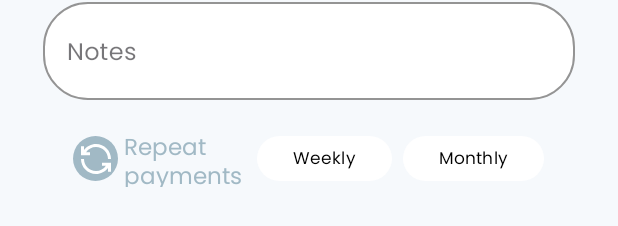
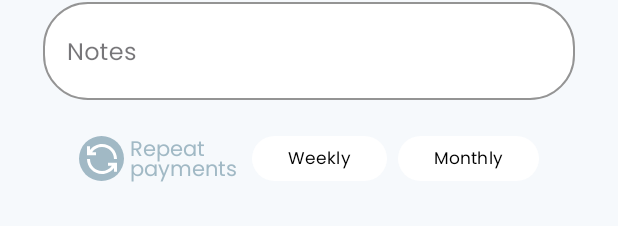
Before and after one commit to aarafrao22/PockIt, an Android app: the layout activity_home.xml on its own in the app's theme, with its tools: preview values and no code run, on a phone screen of 412 x 824 dp. Shown: the part 965-1191 px from the top of the screen. Run offline under Robolectric (Android 15) with nearby library versions, the phone set to English and light mode, and no system bars.

```diff
--- a/app/src/main/java/com/example/pockeitt/database/AppDatabase.kt
+++ b/app/src/main/java/com/example/pockeitt/database/AppDatabase.kt
@@ -5,7 +5,7 @@ import androidx.room.RoomDatabase
 import androidx.room.TypeConverters
 import com.example.pockeitt.models.IncomeExpense
 
-@Database(entities = [IncomeExpense::class], version = 1)
+@Database(entities = [IncomeExpense::class], version = 2)
 @TypeConverters(Converters::class)
 abstract class AppDatabase : RoomDatabase() {
     abstract fun incomeExpenseDao(): IncomeExpenseDao
--- a/app/src/main/java/com/example/pockeitt/database/DatabaseBuilder.kt
+++ b/app/src/main/java/com/example/pockeitt/database/DatabaseBuilder.kt
@@ -20,5 +20,6 @@ object DatabaseBuilder {
             context.applicationContext,
             AppDatabase::class.java,
             "income-expense-database"
-        ).build()
+        ).allowMainThreadQueries()
+            .fallbackToDestructiveMigration().build()
 }
--- a/app/src/main/res/drawable/add_large_line.xml
+++ b/app/src/main/res/drawable/add_large_line.xml
@@ -4,6 +4,6 @@
     android:viewportWidth="16"
     android:viewportHeight="16">
     <path
-        android:pathData="M8.667,7.333L14.667,7.333V8.666L8.667,8.667V14.667H7.333V8.667L1.333,8.667L1.333,7.333L7.333,7.333L7.333,1.334L8.667,1.334L8.667,7.333Z"
-        android:fillColor="#5AC367" />
+        android:fillColor="#5AC367"
+        android:pathData="M8.667,7.333L14.667,7.333V8.666L8.667,8.667V14.667H7.333V8.667L1.333,8.667L1.333,7.333L7.333,7.333L7.333,1.334L8.667,1.334L8.667,7.333Z" />
 </vector>
--- a/app/src/main/res/layout/activity_home.xml
+++ b/app/src/main/res/layout/activity_home.xml
@@ -107,7 +107,22 @@
 
         </com.google.android.material.tabs.TabLayout>
 
+        <com.google.android.material.floatingactionbutton.FloatingActionButton
+            android:id="@+id/floating"
+            android:layout_width="wrap_content"
+            android:layout_height="wrap_content"
+            android:layout_margin="16dp"
+            android:backgroundTint="@color/green"
+            android:contentDescription="TODO"
+            android:src="@drawable/add_large_line"
+            android:tint="@color/white"
+            app:backgroundTint="@color/white"
+            app:layout_constraintBottom_toTopOf="@id/tabLayout"
+            app:layout_constraintEnd_toEndOf="parent"
+            app:layout_constraintStart_toStartOf="parent" />
+
     </androidx.constraintlayout.widget.ConstraintLayout>
+
 
     <include layout="@layout/bottomsheet" />
 
--- a/app/src/main/res/layout/bottomsheet.xml
+++ b/app/src/main/res/layout/bottomsheet.xml
@@ -103,7 +103,7 @@
                 app:placeholderText="@string/expense_name">
 
                 <com.google.android.material.textfield.TextInputEditText
-                    android:id="@+id/ed_expense"
+                    android:id="@+id/ed_name"
                     android:layout_width="match_parent"
                     android:layout_height="match_parent"
                     android:drawableEnd="@drawable/vector"
@@ -239,13 +239,14 @@
                         android:id="@+id/textView2"
                         android:layout_width="0dp"
                         android:layout_height="wrap_content"
-                        android:layout_marginLeft="4dp"
+                        android:layout_marginStart="4dp"
                         android:fontFamily="@font/poppins"
-                        android:lineSpacingExtra="-2sp"
+                        android:includeFontPadding="false"
+                        android:lineSpacingExtra="-6sp"
                         android:text="@string/repeat_payments"
                         android:textAlignment="textStart"
                         android:textColor="@color/blue"
-                        android:textSize="15sp"
+                        android:textSize="14sp"
                         app:layout_constraintBottom_toBottomOf="@+id/repeat_circle"
                         app:layout_constraintStart_toEndOf="@id/repeat_circle"
                         app:layout_constraintTop_toTopOf="@id/repeat_circle" />
--- a/app/src/main/res/values/strings.xml
+++ b/app/src/main/res/values/strings.xml
@@ -32,7 +32,7 @@
     <string name="category">Category</string>
     <string name="date">Date</string>
     <string name="notes">Notes</string>
-    <string name="expense_name">Expense Name</string>
+    <string name="expense_name">Name</string>
     <string name="name">Expense Name</string>
     <string name="expense">💸 Expense</string>
     <string name="income">🤑 Income</string>
```
Also changed, not shown: app/src/main/java/com/example/pockeitt/database/IncomeExpenseDao.kt (+15 -25 lines), app/src/main/java/com/example/pockeitt/models/IncomeExpense.kt (+7 -1 lines), app/src/main/java/com/example/pockeitt/utils/CustomExpandableListAdapter.java (+1 -10 lines), app/src/main/java/com/example/pockeitt/utils/Methods.kt (added, +21 -0 lines), app/src/main/java/com/example/pockeitt/views/HomeActivity.kt (+187 -70 lines).
